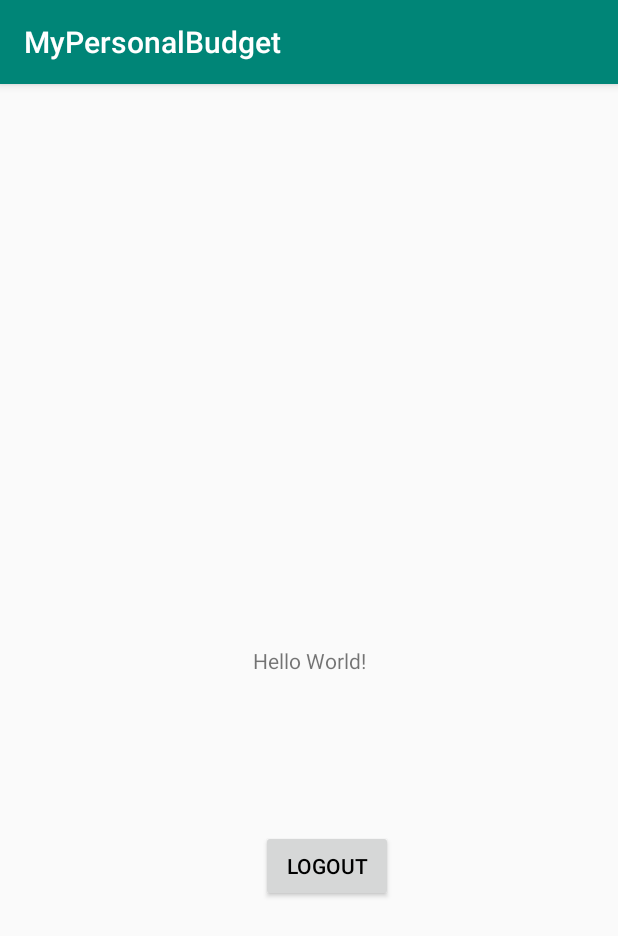
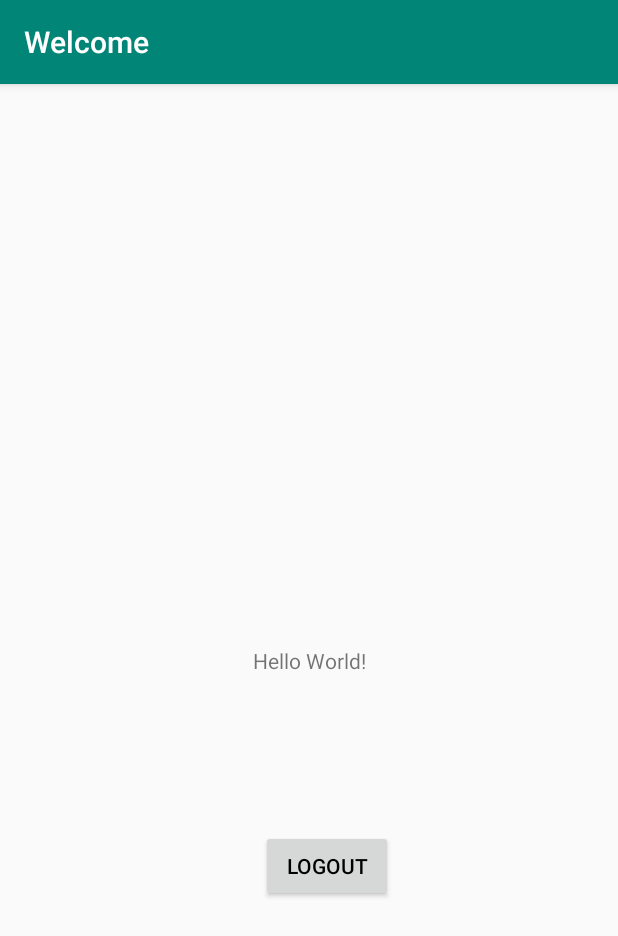
Before and after one commit to lisaburini/MyPersonalBudget, an Android app: the screen it shows after launch once a user with an empty profile is signed in (MainActivity), on a phone screen of 412 x 824 dp. Shown: the top 936 px of the screen. Run offline under Robolectric (Android 15) with nearby library versions, the phone set to English and light mode, and no system bars; our stand-ins replace Firebase (no records; nobody signed in at launch, a user with empty details on screens opened directly).

Commit message:
Aggiunta scritta welcome in ActionBar

```diff
--- a/app/src/main/java/com/example/mypersonalbudget/MainActivity.java
+++ b/app/src/main/java/com/example/mypersonalbudget/MainActivity.java
@@ -51,7 +51,7 @@ public class MainActivity extends AppCompatActivity {
         firebaseAuth = FirebaseAuth.getInstance();
         firebaseAuth.addAuthStateListener(authStateListener);
 
-        //getSupportActionBar().setTitle(getString(R.string.welcome));
+        getSupportActionBar().setTitle(getString(R.string.welcome));
 
     }
 
```
